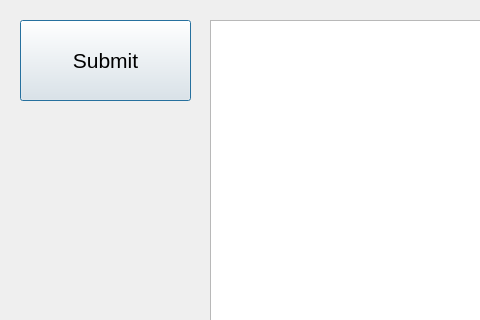
This is Sem_2/Labs/automated_workstation/ChiefDesk/createreport.ui in Meidori/PSTU_Labs_2023 as Qt 5 draws it before an edit; both pictures show x 0 to 480 and y 0 to 320 of the 800 by 600 pixel window. The edited form follows.
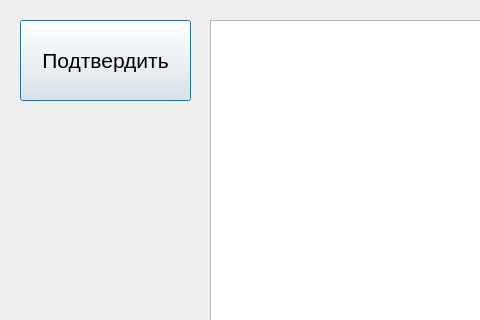
This is the edited form.

What changed in the file:
```diff
--- a/Sem_2/Labs/automated_workstation/ChiefDesk/createreport.ui
+++ b/Sem_2/Labs/automated_workstation/ChiefDesk/createreport.ui
@@ -28,7 +28,7 @@
     </font>
    </property>
    <property name="text">
-    <string>Submit</string>
+    <string>Подтвердить</string>
    </property>
   </widget>
   <widget class="QTextEdit" name="reportTextEdit">
```
